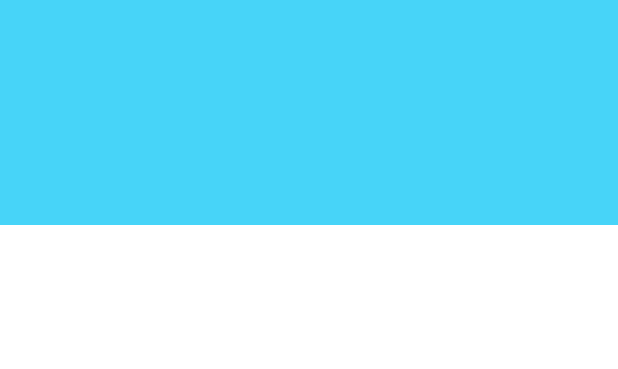
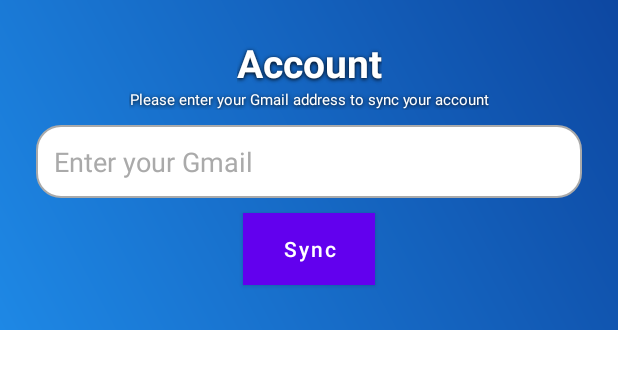
Before and after one commit to SalehAkramSifat/Note-Apps-For-NPI, an Android app: the layout nav_header.xml on its own in the app's theme, with its tools: preview values and no code run, on a phone screen of 412 x 824 dp. Shown: the top 369 px of the screen. Run offline under Robolectric (Android 15) with nearby library versions, the phone set to English and light mode, and no system bars.

Commit message:
Initial Commit

```diff
--- /dev/null
+++ b/app/src/main/res/drawable/header_background_gradient.xml
@@ -0,0 +1,6 @@
+<shape xmlns:android="http://schemas.android.com/apk/res/android">
+    <gradient
+        android:startColor="@color/backgroundStart"
+        android:endColor="@color/backgroundEnd"
+        android:angle="45"/>
+</shape>
--- /dev/null
+++ b/app/src/main/res/drawable/rounded_button.xml
@@ -0,0 +1,4 @@
+<shape xmlns:android="http://schemas.android.com/apk/res/android">
+    <solid android:color="@color/colorAccent"/>
+    <corners android:radius="16dp"/>
+</shape>
--- /dev/null
+++ b/app/src/main/res/drawable/rounded_edittext.xml
@@ -0,0 +1,5 @@
+<shape xmlns:android="http://schemas.android.com/apk/res/android">
+    <solid android:color="@android:color/white"/>
+    <corners android:radius="16dp"/>
+    <stroke android:color="@android:color/darker_gray" android:width="1dp"/>
+</shape>
--- a/app/src/main/res/layout/nav_header.xml
+++ b/app/src/main/res/layout/nav_header.xml
@@ -1,7 +1,113 @@
-<?xml version="1.0" encoding="utf-8"?>
 <androidx.constraintlayout.widget.ConstraintLayout xmlns:android="http://schemas.android.com/apk/res/android"
     android:layout_width="match_parent"
-    android:layout_height="150dp"
-    android:background="#47D4F8">
+    android:layout_height="220dp"
+    xmlns:app="http://schemas.android.com/apk/res-auto"
+    android:background="@drawable/header_background_gradient"
+    android:padding="24dp"
+    android:clipToOutline="true">
+
+    <!-- Account Title -->
+    <TextView
+        android:id="@+id/account_title"
+        android:layout_width="wrap_content"
+        android:layout_height="wrap_content"
+        android:text="Account"
+        android:textSize="26sp"
+        android:textStyle="bold"
+        android:textColor="@android:color/white"
+        android:shadowColor="#000000"
+        android:shadowDx="0"
+        android:shadowDy="1"
+        android:shadowRadius="3"
+        app:layout_constraintStart_toStartOf="parent"
+        app:layout_constraintEnd_toEndOf="parent"
+        app:layout_constraintTop_toTopOf="parent"
+        android:layout_marginBottom="10dp"
+        android:gravity="center" />
+
+    <!-- Account Description -->
+    <TextView
+        android:id="@+id/account_description"
+        android:layout_width="wrap_content"
+        android:layout_height="wrap_content"
+        android:text="Please enter your Gmail address to sync your account"
+        android:textSize="10sp"
+        android:textColor="@android:color/white"
+        android:shadowColor="#000000"
+        android:shadowDx="0"
+        android:shadowDy="1"
+        android:shadowRadius="3"
+        app:layout_constraintTop_toBottomOf="@id/account_title"
+        app:layout_constraintStart_toStartOf="parent"
+        app:layout_constraintEnd_toEndOf="parent"
+        android:layout_marginBottom="24dp"
+        android:gravity="center" />
+
+    <!-- EditText for Gmail Input -->
+    <EditText
+        android:id="@+id/email_input"
+        android:layout_width="0dp"
+        android:layout_height="wrap_content"
+        android:hint="Enter your Gmail"
+        android:inputType="textEmailAddress"
+        android:textColor="@android:color/black"
+        android:background="@drawable/rounded_edittext"
+        android:layout_marginTop="10dp"
+        android:layout_marginBottom="16dp"
+        app:layout_constraintTop_toBottomOf="@id/account_description"
+        app:layout_constraintStart_toStartOf="parent"
+        app:layout_constraintEnd_toEndOf="parent"
+        android:padding="12dp"
+        android:textColorHint="@android:color/darker_gray"/>
+
+    <!-- Sync Button -->
+    <Button
+        android:id="@+id/sync_button"
+        android:layout_width="wrap_content"
+        android:layout_height="wrap_content"
+        android:text="Sync"
+        android:layout_marginTop="10dp"
+        android:textColor="@android:color/white"
+        android:textAllCaps="false"
+        android:background="@color/colorAccent"
+        android:layout_marginBottom="16dp"
+        app:layout_constraintTop_toBottomOf="@id/email_input"
+        app:layout_constraintStart_toStartOf="parent"
+        app:layout_constraintEnd_toEndOf="parent"
+        android:gravity="center"/>
+
+    <!-- Display Synced Gmail Button -->
+    <Button
+        android:id="@+id/synced_email_button"
+        android:layout_width="wrap_content"
+        android:layout_height="wrap_content"
+        android:text="Synced Gmail"
+        android:textColor="@android:color/white"
+        android:textAllCaps="false"
+        android:visibility="gone"
+        android:layout_marginTop="16dp"
+        app:layout_constraintTop_toBottomOf="@id/sync_button"
+        app:layout_constraintStart_toStartOf="parent"
+        app:layout_constraintEnd_toEndOf="parent"
+        android:padding="14dp"
+        android:gravity="center"
+        android:background="@drawable/rounded_button"/>
+
+    <!-- Logout or Remove Gmail Button -->
+    <Button
+        android:id="@+id/logout_button"
+        android:layout_width="0dp"
+        android:layout_height="wrap_content"
+        android:text="Logout"
+        android:textColor="@android:color/white"
+        android:textAllCaps="false"
+        android:visibility="gone"
+        app:layout_constraintTop_toBottomOf="@id/synced_email_button"
+        app:layout_constraintStart_toStartOf="parent"
+        app:layout_constraintEnd_toEndOf="parent"
+        android:padding="14dp"
+        android:gravity="center"
+        android:background="@color/colorError"
+        android:layout_marginTop="16dp" />
 
 </androidx.constraintlayout.widget.ConstraintLayout>
--- a/app/src/main/res/values/colors.xml
+++ b/app/src/main/res/values/colors.xml
@@ -12,4 +12,14 @@
     <color name="hint_text_color">#757575</color>
     <color name="title_text">#333333</color> <!-- Dark text for title -->
     <color name="content_text">#666666</color>
+
+        <color name="colorSecondary">#56C8A7</color>  <!-- Soft Teal -->
+        <color name="colorBackground">#F4F4F4</color>  <!-- Light Gray Background -->
+        <color name="colorAccent">#3F51B5</color> <!-- Blue -->
+        <color name="colorPrimary">#4CAF50</color> <!-- Green -->
+        <color name="colorError">#F44336</color> <!-- Red -->
+        <color name="backgroundStart">#1E88E5</color> <!-- Light Blue -->
+        <color name="backgroundEnd">#0D47A1</color> <!-- Dark Blue -->
+        <color name="editTextBorder">#B0BEC5</color> <!-- Light Gray -->
+
 </resources>
```
